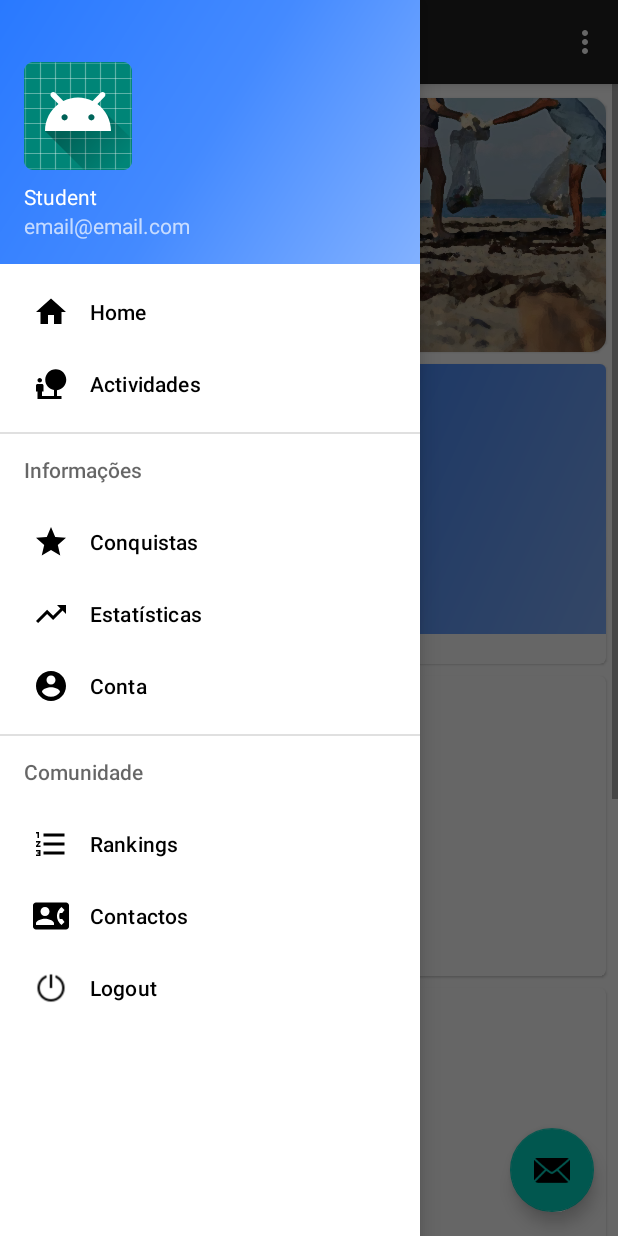
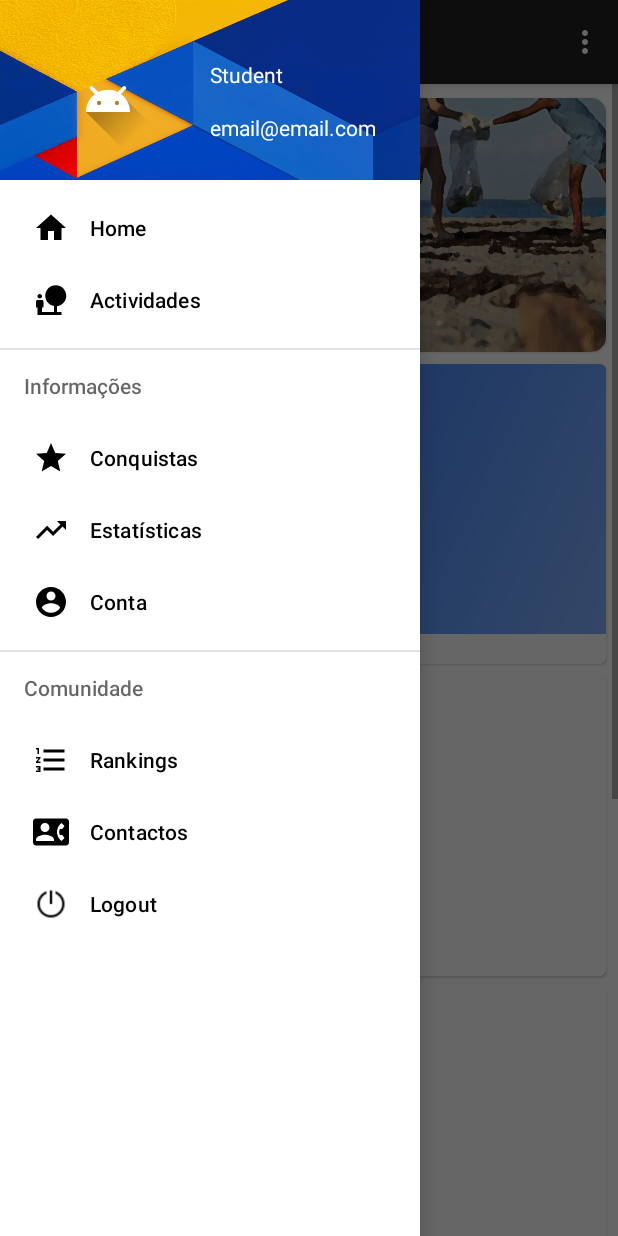
Before and after one commit to iMikeZz/PLmobileApp, an Android app: the screen it shows after launch once a user with an empty profile is signed in (Home), with the side drawer open, on a phone screen of 412 x 824 dp. Run offline under Robolectric (Android 15) with nearby library versions, the phone set to English and light mode, and no system bars; our stand-ins replace Firebase (no records; nobody signed in at launch, a user with empty details on screens opened directly); libraries missing offline, so code that uses them is left out: io.github.tonnyl.light.

Commit message:
Navigation Drawer View Updated

```diff
--- a/app/src/main/java/com/example/plogginglovers/Home.java
+++ b/app/src/main/java/com/example/plogginglovers/Home.java
@@ -31,15 +31,6 @@ public class Home extends AppCompatActivity
         setSupportActionBar(toolbar);
 
         mAuth = FirebaseAuth.getInstance();
-
-        FloatingActionButton fab = (FloatingActionButton) findViewById(R.id.fab);
-        fab.setOnClickListener(new View.OnClickListener() {
-            @Override
-            public void onClick(View view) {
-                Snackbar.make(view, "Replace with your own action", Snackbar.LENGTH_LONG)
-                        .setAction("Action", null).show();
-            }
-        });
 
         DrawerLayout drawer = (DrawerLayout) findViewById(R.id.drawer_layout);
         ActionBarDrawerToggle toggle = new ActionBarDrawerToggle(
--- a/app/src/main/res/layout/app_bar_home.xml
+++ b/app/src/main/res/layout/app_bar_home.xml
@@ -22,12 +22,4 @@
 
     <include layout="@layout/content_home" />
 
-    <com.google.android.material.floatingactionbutton.FloatingActionButton
-        android:id="@+id/fab"
-        android:layout_width="wrap_content"
-        android:layout_height="wrap_content"
-        android:layout_gravity="bottom|end"
-        android:layout_margin="@dimen/fab_margin"
-        app:srcCompat="@android:drawable/ic_dialog_email" />
-
 </androidx.coordinatorlayout.widget.CoordinatorLayout>
--- a/app/src/main/res/layout/nav_header_home.xml
+++ b/app/src/main/res/layout/nav_header_home.xml
@@ -1,36 +1,58 @@
 <?xml version="1.0" encoding="utf-8"?>
-<LinearLayout xmlns:android="http://schemas.android.com/apk/res/android"
+<androidx.constraintlayout.widget.ConstraintLayout xmlns:android="http://schemas.android.com/apk/res/android"
     xmlns:app="http://schemas.android.com/apk/res-auto"
+    xmlns:tools="http://schemas.android.com/tools"
     android:layout_width="match_parent"
-    android:layout_height="@dimen/nav_header_height"
-    android:background="@drawable/side_nav_bar"
+    android:layout_height="120dp"
     android:gravity="bottom"
     android:orientation="vertical"
+    android:background="@drawable/header_background"
     android:paddingLeft="@dimen/activity_horizontal_margin"
     android:paddingTop="@dimen/activity_vertical_margin"
     android:paddingRight="@dimen/activity_horizontal_margin"
-    android:paddingBottom="@dimen/activity_vertical_margin"
     android:theme="@style/ThemeOverlay.AppCompat.Dark">
 
     <ImageView
         android:id="@+id/imageView"
-        android:layout_width="wrap_content"
-        android:layout_height="wrap_content"
+        android:layout_width="96dp"
+        android:layout_height="80dp"
+        android:layout_alignParentStart="true"
+        android:layout_alignParentTop="true"
+        android:layout_marginStart="8dp"
+        android:layout_marginTop="8dp"
         android:contentDescription="@string/nav_header_desc"
         android:paddingTop="@dimen/nav_header_vertical_spacing"
-        app:srcCompat="@mipmap/ic_launcher_round" />
+        android:src="@drawable/ic_launcher_foreground"
+        app:layout_constraintStart_toStartOf="parent"
+        app:layout_constraintTop_toTopOf="parent" />
 
     <TextView
-        android:layout_width="match_parent"
+        android:id="@+id/txtStudentN"
+        android:layout_width="168dp"
         android:layout_height="wrap_content"
+        android:layout_alignParentTop="true"
+        android:layout_marginStart="20dp"
+        android:layout_marginTop="16dp"
+        android:layout_toEndOf="@+id/imageView"
         android:paddingTop="@dimen/nav_header_vertical_spacing"
         android:text="@string/nav_header_title"
-        android:textAppearance="@style/TextAppearance.AppCompat.Body1" />
+        android:textColor="#FFFFFF"
+        app:layout_constraintStart_toEndOf="@+id/imageView"
+        app:layout_constraintTop_toTopOf="parent" />
 
     <TextView
         android:id="@+id/textView"
         android:layout_width="wrap_content"
         android:layout_height="wrap_content"
-        android:text="@string/nav_header_subtitle" />
+        android:layout_below="@+id/txtStudentN"
+        android:layout_marginStart="20dp"
+        android:layout_marginTop="16dp"
+        android:layout_toEndOf="@+id/imageView"
+        android:text="@string/nav_header_subtitle"
+        android:textColor="#FFFFFF"
+        app:layout_constraintStart_toEndOf="@+id/imageView"
+        app:layout_constraintTop_toBottomOf="@+id/txtStudentN"
+        />
 
-</LinearLayout>
+
+</androidx.constraintlayout.widget.ConstraintLayout>
--- a/app/src/main/res/values/dimens.xml
+++ b/app/src/main/res/values/dimens.xml
@@ -3,6 +3,6 @@
     <dimen name="activity_horizontal_margin">16dp</dimen>
     <dimen name="activity_vertical_margin">16dp</dimen>
     <dimen name="nav_header_vertical_spacing">8dp</dimen>
-    <dimen name="nav_header_height">176dp</dimen>
+    <dimen name="nav_header_height">100dp</dimen>
     <dimen name="fab_margin">16dp</dimen>
 </resources>
```
Also changed, not shown: app/src/main/res/drawable-v24/header_background.jpg (added).
